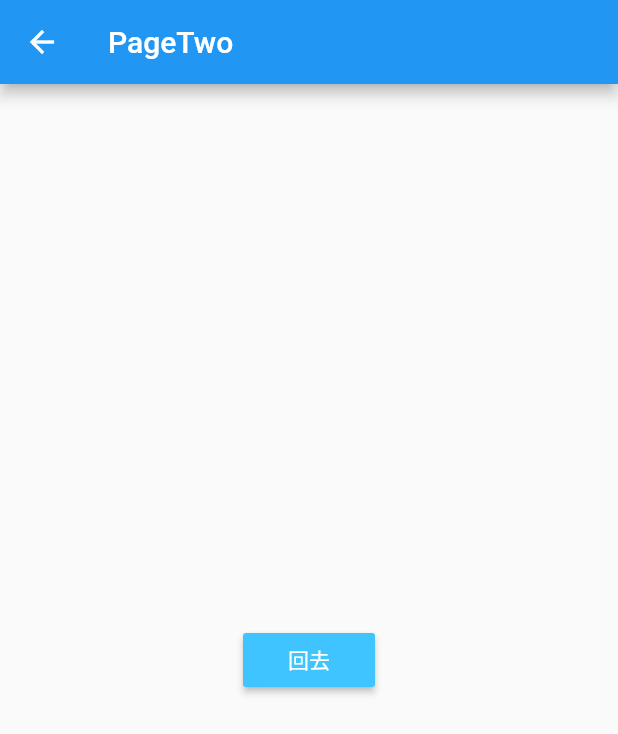
After one commit to imaginedays/flutterSample, a Flutter app: the PageTwo screen opened directly, on a phone screen of 412 x 824 dp. The commit adds this screen. Shown: the top 734 px of the screen. Run offline on Flutter 3.47's test engine with Material 2 defaults, Android fonts, the phone set to English and light mode, and no system bars; network calls fail.

Commit message:
增加页面跳转逻辑！
Signed-off-by: 黄可 <huangke@jd.com>

```diff
--- /dev/null
+++ b/lib/View/PageTwo.dart
@@ -0,0 +1,39 @@
+import 'package:flutter/material.dart';
+
+class PageTwo extends StatelessWidget {
+  final Color color;
+  PageTwo(this.color);
+  @override
+  Widget build(BuildContext context) {
+    // TODO: implement build
+    return new Scaffold(
+      appBar: AppBar(
+        title: Text('PageTwo'),
+      ),
+      body: MyHomePage(),
+    );
+  }
+}
+
+class MyHomePage extends StatefulWidget {
+  @override
+  State<StatefulWidget> createState() {
+    return new _MyHomePageState();
+  }
+}
+
+class _MyHomePageState extends State<MyHomePage> {
+  @override
+  Widget build(BuildContext context) {
+    return new Scaffold(
+      body: new Center(
+        child: new RaisedButton(
+            onPressed: () {
+              Navigator.pop(context);
+            },
+            color: Colors.lightBlueAccent,
+            child: new Text('回去', style: TextStyle(color: Colors.white))),
+      ),
+    );
+  }
+}
```
Also changed, not shown: lib/View/PageOne.dart (+9 -4 lines), lib/View/PageThree.dart (added, +13 -0 lines).
